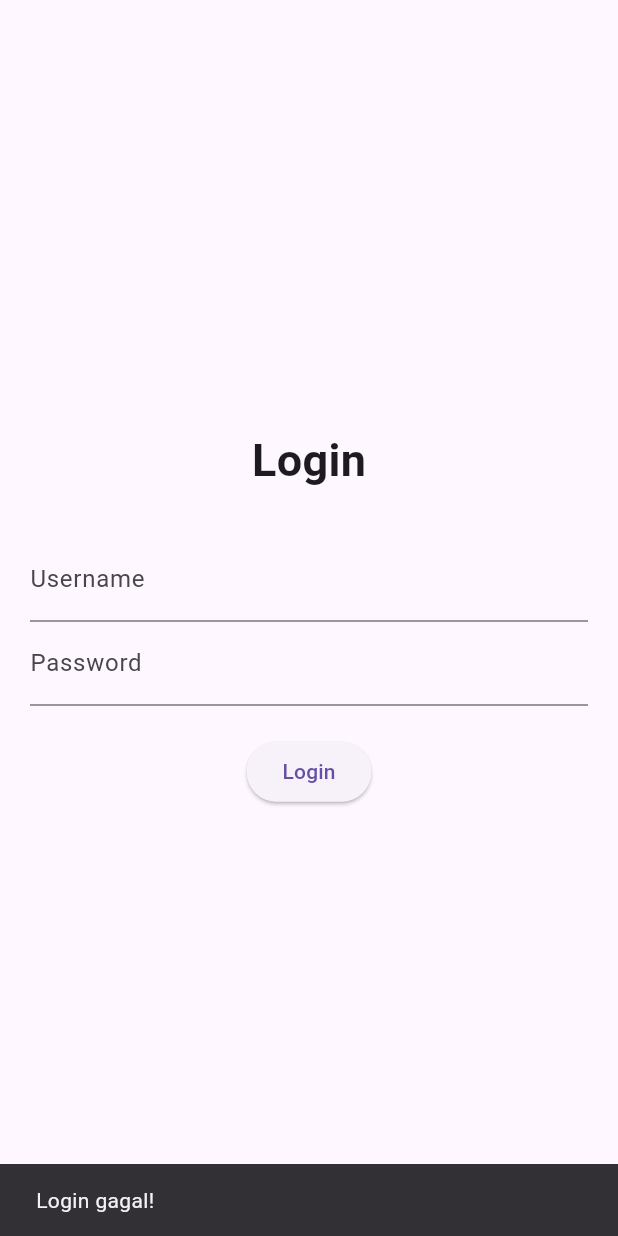
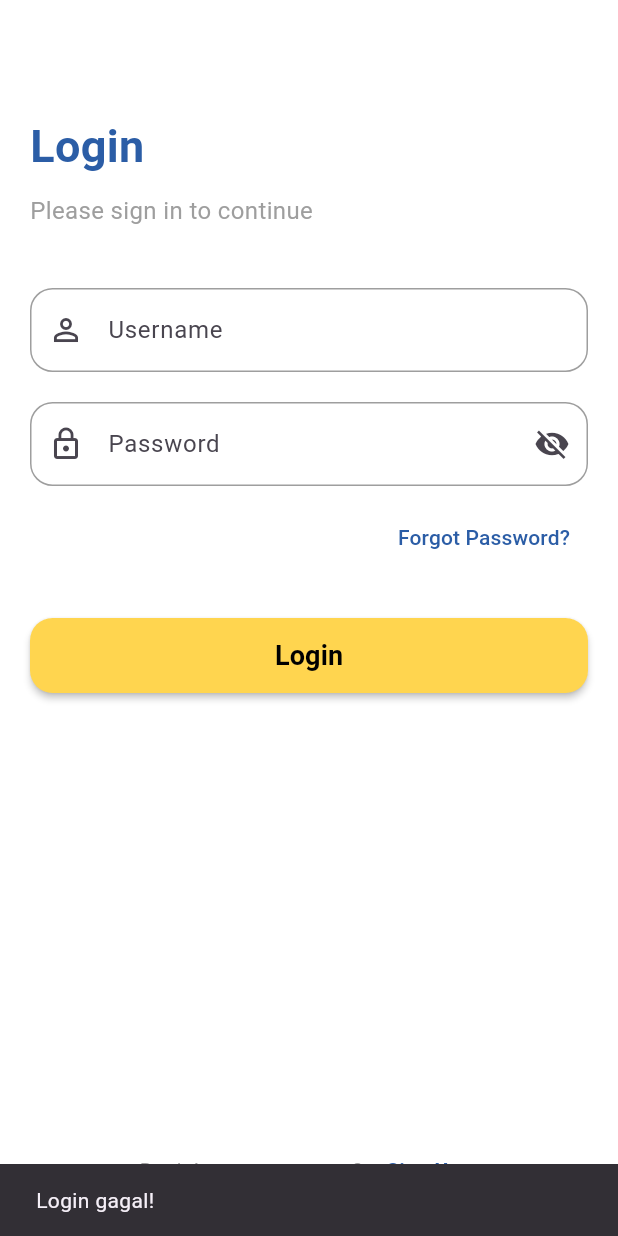
Before and after one commit to Arvidion/TPM_Tugas3, a Flutter app: the screen it shows after launch, after a tap on "Login", on a phone screen of 412 x 824 dp. Run offline on Flutter 3.47's test engine with Material 3 defaults, Android fonts, the phone set to English and light mode, and no system bars; our stand-ins replace flutter_map, geolocator, latlong2, shared_preferences.

Commit message:
Update loginpage.dart

```diff
--- a/tugaskelompok/lib/loginpage.dart
+++ b/tugaskelompok/lib/loginpage.dart
@@ -12,18 +12,15 @@ class LoginPage extends StatefulWidget {
 class _LoginPageState extends State<LoginPage> {
   final _usernameController = TextEditingController();
   final _passwordController = TextEditingController();
+  bool _isPasswordVisible = false;
 
-  void _login() async {
-    if (_usernameController.text == 'a' &&
-        _passwordController.text == 'a') {
-      await SessionManager.saveLoginSession(); // Simpan session
+  void _login() {
+    if (_usernameController.text == 'a' && _passwordController.text == 'a') {
       Navigator.pushReplacement(
-        context,
-        MaterialPageRoute(builder: (context) => HomePage()),
-      );
+          context, MaterialPageRoute(builder: (context) => HomePage()));
     } else {
       ScaffoldMessenger.of(context).showSnackBar(
-        SnackBar(content: Text('Login gagal!')),
+        const SnackBar(content: Text('Login gagal!')),
       );
     }
   }
@@ -31,27 +28,149 @@ class _LoginPageState extends State<LoginPage> {
   @override
   Widget build(BuildContext context) {
     return Scaffold(
+      backgroundColor: Colors.white,
+      appBar: AppBar(
+        backgroundColor: Colors.transparent,
+        elevation: 0,
+        iconTheme: const IconThemeData(color: Colors.black),
+      ),
       body: Padding(
         padding: const EdgeInsets.all(20.0),
-        child: Center(
-          child: Column(
-            mainAxisAlignment: MainAxisAlignment.center,
-            children: [
-              Text("Login", style: TextStyle(fontSize: 30, fontWeight: FontWeight.bold)),
-              SizedBox(height: 30),
-              TextField(
-                controller: _usernameController,
-                decoration: InputDecoration(labelText: 'Username'),
+        child: Column(
+          crossAxisAlignment: CrossAxisAlignment.start,
+          children: [
+            const Text(
+              "Login",
+              style: TextStyle(
+                fontSize: 30,
+                fontWeight: FontWeight.bold,
+                color: Color(0xFF2B5DA6),
               ),
-              TextField(
-                controller: _passwordController,
-                decoration: InputDecoration(labelText: 'Password'),
-                obscureText: true,
+            ),
+            const SizedBox(height: 10),
+            const Text(
+              "Please sign in to continue",
+              style: TextStyle(
+                fontSize: 16,
+                color: Colors.grey,
               ),
-              SizedBox(height: 20),
-              ElevatedButton(onPressed: _login, child: Text("Login")),
-            ],
-          ),
+            ),
+            const SizedBox(height: 40),
+            // Username field
+            TextField(
+              controller: _usernameController,
+              decoration: InputDecoration(
+                labelText: 'Username',
+                prefixIcon: const Icon(Icons.person_outline),
+                border: OutlineInputBorder(
+                  borderRadius: BorderRadius.circular(15),
+                ),
+                enabledBorder: OutlineInputBorder(
+                  borderRadius: BorderRadius.circular(15),
+                  borderSide: const BorderSide(color: Colors.grey, width: 1.0),
+                ),
+                focusedBorder: OutlineInputBorder(
+                  borderRadius: BorderRadius.circular(15),
+                  borderSide: const BorderSide(color: Color(0xFF90BFFF), width: 2.0),
+                ),
+              ),
+            ),
+            const SizedBox(height: 20),
+            // Password field
+            TextField(
+              controller: _passwordController,
+              obscureText: !_isPasswordVisible,
+              decoration: InputDecoration(
+                labelText: 'Password',
+                prefixIcon: const Icon(Icons.lock_outline),
+                suffixIcon: IconButton(
+                  icon: Icon(
+                    _isPasswordVisible ? Icons.visibility : Icons.visibility_off,
+                  ),
+                  onPressed: () {
+                    setState(() {
+                      _isPasswordVisible = !_isPasswordVisible;
+                    });
+                  },
+                ),
+                border: OutlineInputBorder(
+                  borderRadius: BorderRadius.circular(15),
+                ),
+                enabledBorder: OutlineInputBorder(
+                  borderRadius: BorderRadius.circular(15),
+                  borderSide: const BorderSide(color: Colors.grey, width: 1.0),
+                ),
+                focusedBorder: OutlineInputBorder(
+                  borderRadius: BorderRadius.circular(15),
+                  borderSide: const BorderSide(color: Color(0xFF90BFFF), width: 2.0),
+                ),
+              ),
+            ),
+            const SizedBox(height: 10),
+            Align(
+              alignment: Alignment.centerRight,
+              child: TextButton(
+                onPressed: () {
+                  // Forgot password functionality would go here
+                },
+                child: const Text(
+                  "Forgot Password?",
+                  style: TextStyle(
+                    color: Color(0xFF2B5DA6),
+                  ),
+                ),
+              ),
+            ),
+            const SizedBox(height: 30),
+            // Login button
+            SizedBox(
+              width: double.infinity,
+              height: 50,
+              child: ElevatedButton(
+                onPressed: _login,
+                style: ElevatedButton.styleFrom(
+                  backgroundColor: const Color(0xFFFFD54F),
+                  foregroundColor: Colors.black,
+                  shape: RoundedRectangleBorder(
+                    borderRadius: BorderRadius.circular(15),
+                  ),
+                  elevation: 2,
+                ),
+                child: const Text(
+                  "Login",
+                  style: TextStyle(
+                    fontSize: 18,
+                    fontWeight: FontWeight.bold,
+                  ),
+                ),
+              ),
+            ),
+            const Spacer(),
+            // Sign up text
+            Center(
+              child: Row(
+                mainAxisAlignment: MainAxisAlignment.center,
+                children: [
+                  const Text(
+                    "Don't have an account? ",
+                    style: TextStyle(color: Colors.grey),
+                  ),
+                  TextButton(
+                    onPressed: () {
+                      // Sign up functionality would go here
+                    },
+                    child: const Text(
+                      "Sign Up",
+                      style: TextStyle(
+                        color: Color(0xFF2B5DA6),
+                        fontWeight: FontWeight.bold,
+                      ),
+                    ),
+                  ),
+                ],
+              ),
+            ),
+          ],
         ),
       ),
     );
```
